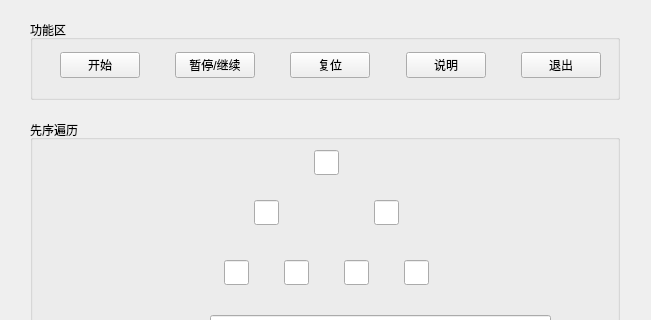
This is treeprotravel.ui in Billxkk/- as Qt 5 draws it before an edit; both pictures show x 0 to 651 and y 0 to 320 of the 651 by 653 pixel window. The edited form follows.
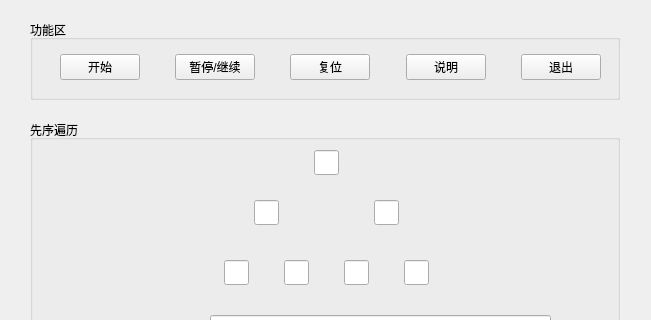
This is the edited form.

What changed in the file:
```diff
--- a/treeprotravel.ui
+++ b/treeprotravel.ui
@@ -287,6 +287,9 @@
       <height>80</height>
      </rect>
     </property>
+    <property name="styleSheet">
+     <string notr="true">font: 14pt &quot;微软雅黑&quot;;</string>
+    </property>
     <property name="title">
      <string>功能区</string>
     </property>
@@ -296,7 +299,7 @@
        <x>30</x>
        <y>30</y>
        <width>541</width>
-       <height>30</height>
+       <height>35</height>
       </rect>
      </property>
      <layout class="QHBoxLayout" name="horizontalLayout">
```
Left out of the diff: 69 changed lines with no effect on the pictures.
